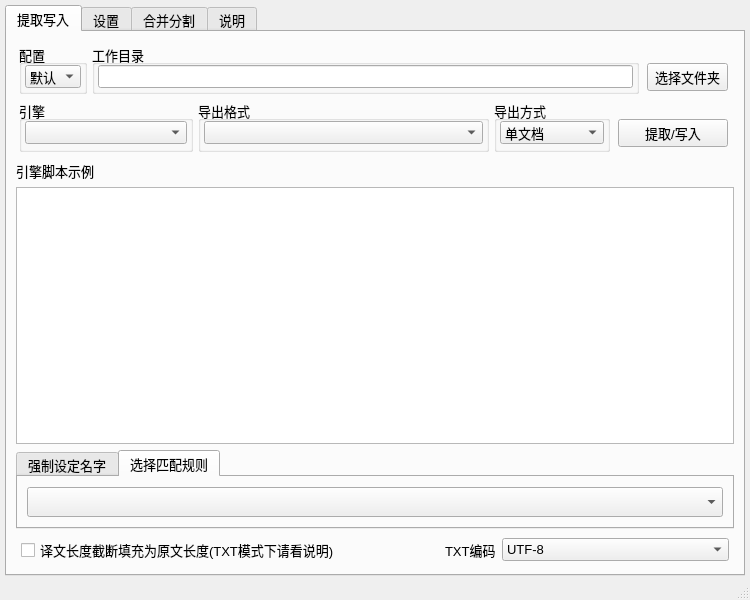
The window that ui_mainWindow.ui (satan53x/SExtractor) describes before a commit, drawn with Qt 5.
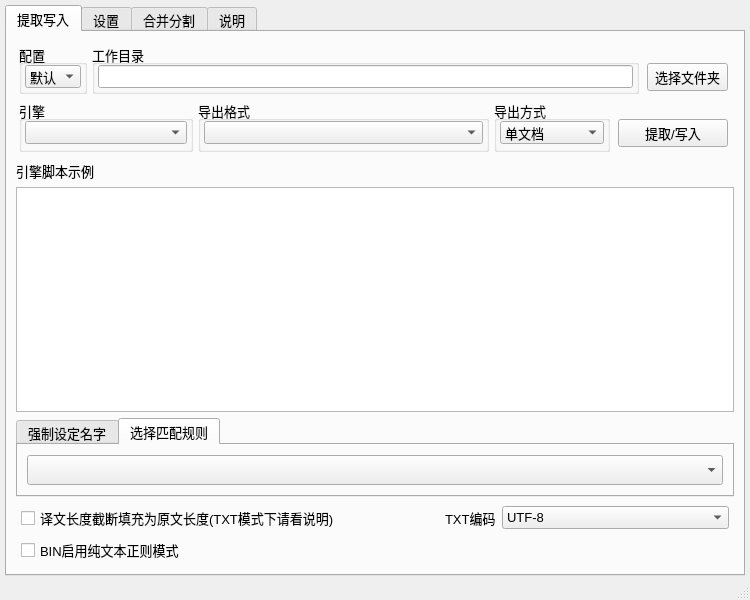
The same window after the commit.

Commit message: 添加选项：BIN纯文本正则模式

What changed in the file:
```diff
--- a/ui_mainWindow.ui
+++ b/ui_mainWindow.ui
@@ -507,6 +507,31 @@
              </layout>
             </widget>
            </item>
+           <item>
+            <widget class="QWidget" name="widget_16" native="true">
+             <layout class="QHBoxLayout" name="horizontalLayout_28">
+              <property name="leftMargin">
+               <number>5</number>
+              </property>
+              <property name="topMargin">
+               <number>2</number>
+              </property>
+              <property name="rightMargin">
+               <number>5</number>
+              </property>
+              <property name="bottomMargin">
+               <number>2</number>
+              </property>
+              <item>
+               <widget class="QCheckBox" name="binPureTextCheck">
+                <property name="text">
+                 <string>BIN启用纯文本正则模式</string>
+                </property>
+               </widget>
+              </item>
+             </layout>
+            </widget>
+           </item>
           </layout>
          </widget>
         </item>
```
The commit also changes 4 other files.
